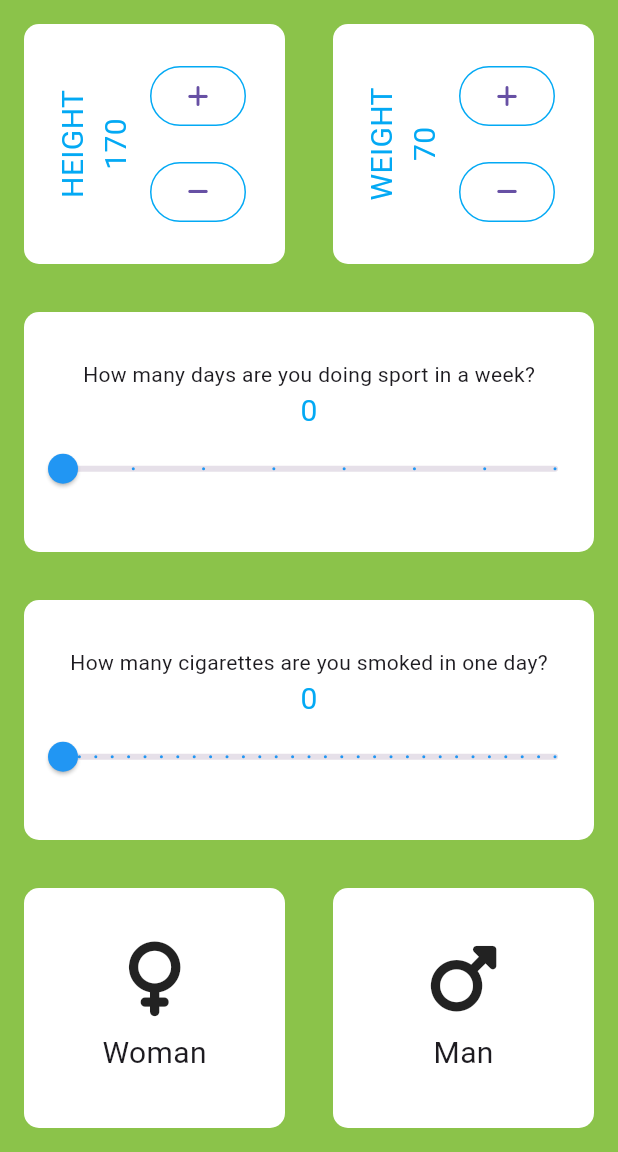
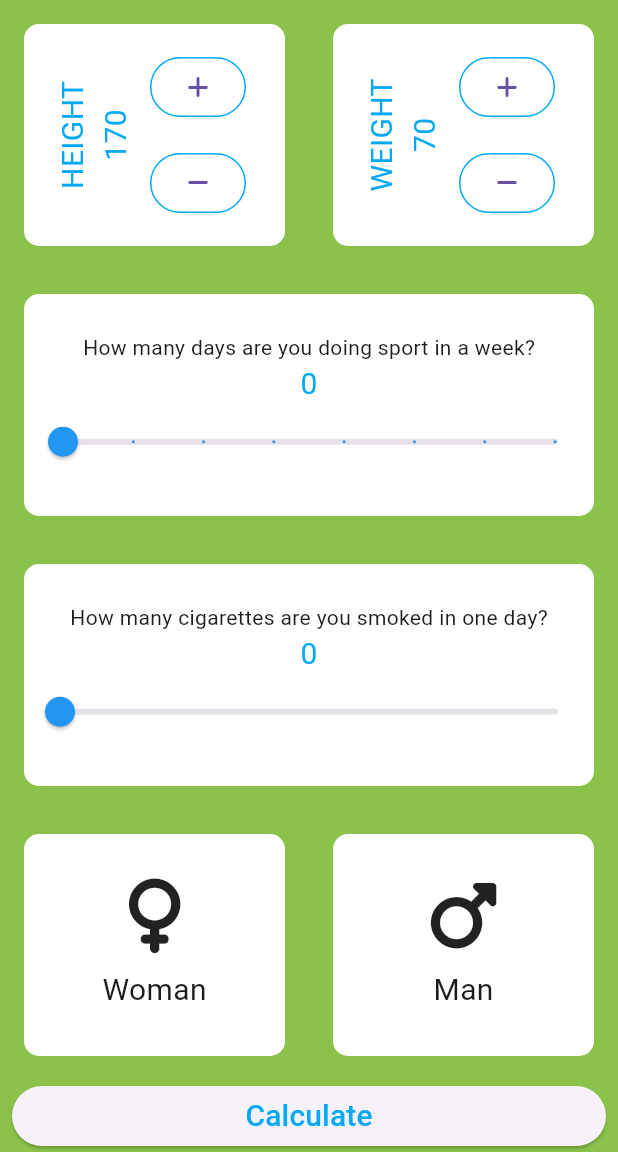
Before and after one commit to celikerde/life_expect, a Flutter app: the screen it shows after launch, on a phone screen of 412 x 824 dp, the part 84-1236 px from its top. Run offline on Flutter 3.47's test engine with Material 3 defaults, Android fonts, the phone set to English and light mode, and no system bars; our stand-ins replace font_awesome_flutter.

Commit message:
app has been completed

```diff
--- /dev/null
+++ b/lib/calculate.dart
@@ -0,0 +1,13 @@
+import 'package:life_expectancy/user_data.dart';
+
+class Calculate {
+  final UserData datas;
+  const Calculate(this.datas);
+  double calc() {
+    double res;
+    res = 90 + datas.sportDays - datas.cigaretteCount;
+    res += datas.height / datas.weight;
+    datas.choosedGender == 'Woman' ? res += 3 : res;
+    return res;
+  }
+}
--- a/lib/input_page.dart
+++ b/lib/input_page.dart
@@ -3,6 +3,8 @@ import 'package:font_awesome_flutter/font_awesome_flutter.dart';
 import 'package:life_expectancy/constants.dart';
 import 'package:life_expectancy/gender_info.dart';
 import 'package:life_expectancy/my_container.dart';
+import 'package:life_expectancy/result_page.dart';
+import 'package:life_expectancy/user_data.dart';
 
 class InputPage extends StatefulWidget {
   const InputPage({super.key});
@@ -84,7 +86,6 @@ class _InputPageState extends State<InputPage> {
                     min: 0,
                     max: 30,
                     value: cigaretteCount,
-                    divisions: 30,
                     onChanged: (newValue) {
                       setState(() {
                         cigaretteCount = newValue;
@@ -132,6 +133,31 @@ class _InputPageState extends State<InputPage> {
               ],
             ),
           ),
+          Padding(
+            padding: const EdgeInsets.symmetric(horizontal: 8.0),
+            child: ElevatedButton(
+              onPressed: () {
+                final userData = UserData(
+                  choosedGender: choosedGender,
+                  cigaretteCount: cigaretteCount,
+                  sportDays: sportDays,
+                  height: height,
+                  weight: weight,
+                );
+                Navigator.push(
+                  context,
+                  MaterialPageRoute(
+                      builder: (context) => ResultPage(userData: userData)),
+                );
+              },
+              child: Center(
+                child: Text(
+                  'Calculate',
+                  style: kTextStyle,
+                ),
+              ),
+            ),
+          )
         ],
       ),
     );
@@ -202,7 +228,7 @@ class _InputPageState extends State<InputPage> {
                       size: 16,
                     )),
               ),
-            )
+            ),
           ],
         )
       ],
--- /dev/null
+++ b/lib/user_data.dart
@@ -0,0 +1,14 @@
+class UserData {
+  final String? choosedGender;
+  final double cigaretteCount;
+  final double sportDays;
+  final int height;
+  final int weight;
+  const UserData({
+    required this.choosedGender,
+    required this.cigaretteCount,
+    required this.sportDays,
+    required this.height,
+    required this.weight,
+  });
+}
```
Also changed, not shown: lib/result_page.dart (added, +40 -0 lines).
